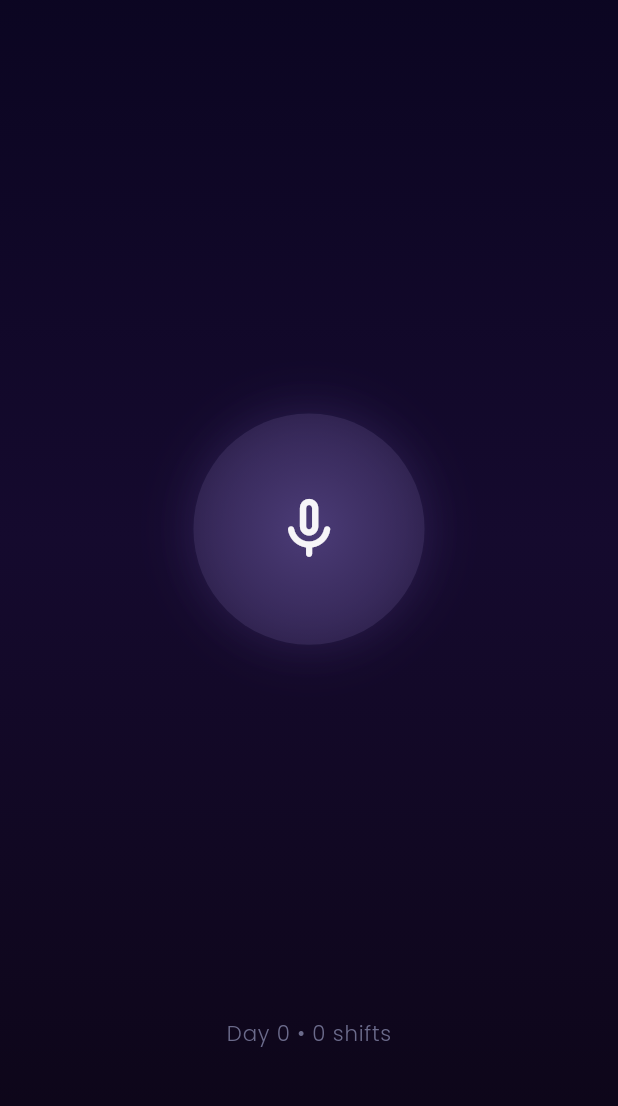
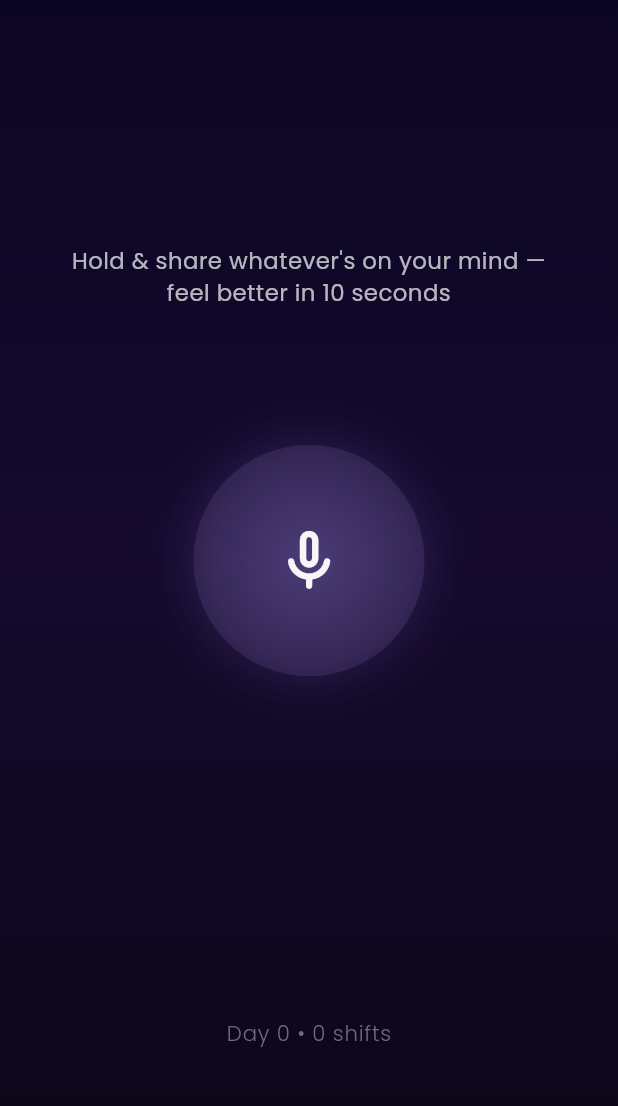
Before and after one commit to punitDT/mood_shift_ai, a Flutter app: the screen it shows after launch, on a phone screen of 412 x 824 dp, the part 81-1187 px from its top. Run offline on Flutter 3.47's test engine with Material 3 defaults, Android fonts, the phone set to English and light mode, and no system bars; our stand-ins replace confetti, firebase_core, firebase_remote_config, flutter_screenutil, flutter_tts, get and 7 more; accounts and stored records are empty; network calls fail; statements that could not run were skipped.

Commit message:
added text for share thoughts

```diff
--- a/lib/app/modules/home/home_view.dart
+++ b/lib/app/modules/home/home_view.dart
@@ -49,11 +49,29 @@ class HomeView extends GetView<HomeController> {
                     // Spacer - creates the 70-80% empty space
                     const Spacer(flex: 3),
 
+                    // Instructional text above mic button
+                    Padding(
+                      padding: EdgeInsets.symmetric(horizontal: 32.w),
+                      child: Text(
+                        'mic_instruction'.tr,
+                        textAlign: TextAlign.center,
+                        style: TextStyle(
+                          fontSize: 15.sp,
+                          color: Colors.white.withOpacity(0.7),
+                          fontWeight: FontWeight.w400,
+                          letterSpacing: 0.3,
+                          height: 1.4,
+                        ),
+                      ),
+                    ),
+
+                    const Spacer(flex: 2),
+
                     // Mic Button (center of screen)
                     _buildPremiumMicButton(),
 
                     // Spacer
-                    const Spacer(flex: 3),
+                    const Spacer(flex: 5),
 
                     // Bottom Stats (very subtle)
                     _buildBottomStats(),
--- a/lib/app/translations/ar_sa.dart
+++ b/lib/app/translations/ar_sa.dart
@@ -2,6 +2,7 @@ const Map<String, String> arSA = {
   'app_name': 'MoodShift AI',
   'loading': 'جاري التحميل...',
   'hold_to_speak': 'اضغط للتحدث',
+  'mic_instruction': 'اضغط وشارك ما يدور في ذهنك — اشعر بتحسن في 10 ثوانٍ',
   'listening': 'يستمع...',
   'processing': 'جاري المعالجة...',
   'speaking': 'الذكاء الاصطناعي يستجيب...',
--- a/lib/app/translations/de_de.dart
+++ b/lib/app/translations/de_de.dart
@@ -2,6 +2,7 @@ const Map<String, String> deDE = {
   'app_name': 'MoodShift AI',
   'loading': 'Wird geladen...',
   'hold_to_speak': 'Halten zum Sprechen',
+  'mic_instruction': 'Halten und teilen Sie, was Ihnen durch den Kopf geht — fühlen Sie sich in 10 Sekunden besser',
   'listening': 'Hört zu...',
   'processing': 'Verarbeitung...',
   'speaking': 'KI antwortet...',
--- a/lib/app/translations/en_us.dart
+++ b/lib/app/translations/en_us.dart
@@ -7,6 +7,7 @@ const Map<String, String> enUS = {
 
   // Home
   'hold_to_speak': 'Hold to Speak',
+  'mic_instruction': 'Hold & share whatever\'s on your mind — feel better in 10 seconds',
   'listening': 'Listening...',
   'processing': 'Processing...',
   'speaking': 'AI is responding...',
--- a/lib/app/translations/es_es.dart
+++ b/lib/app/translations/es_es.dart
@@ -2,6 +2,7 @@ const Map<String, String> esES = {
   'app_name': 'MoodShift AI',
   'loading': 'Cargando...',
   'hold_to_speak': 'Mantén para hablar',
+  'mic_instruction': 'Mantén y comparte lo que piensas — siéntete mejor en 10 segundos',
   'listening': 'Escuchando...',
   'processing': 'Procesando...',
   'speaking': 'IA está respondiendo...',
--- a/lib/app/translations/fr_fr.dart
+++ b/lib/app/translations/fr_fr.dart
@@ -2,6 +2,7 @@ const Map<String, String> frFR = {
   'app_name': 'MoodShift AI',
   'loading': 'Chargement...',
   'hold_to_speak': 'Maintenez pour parler',
+  'mic_instruction': 'Maintenez et partagez ce qui vous passe par la tête — sentez-vous mieux en 10 secondes',
   'listening': 'Écoute...',
   'processing': 'Traitement...',
   'speaking': 'L\'IA répond...',
--- a/lib/app/translations/hi_in.dart
+++ b/lib/app/translations/hi_in.dart
@@ -7,6 +7,7 @@ const Map<String, String> hiIN = {
 
   // Home
   'hold_to_speak': 'बोलने के लिए दबाएं',
+  'mic_instruction': 'दबाएं और अपने मन की बात शेयर करें — 10 सेकंड में बेहतर महसूस करें',
   'listening': 'सुन रहा हूं...',
   'processing': 'प्रोसेस हो रहा है...',
   'speaking': 'AI जवाब दे रहा है...',
--- a/lib/app/translations/ja_jp.dart
+++ b/lib/app/translations/ja_jp.dart
@@ -2,6 +2,7 @@ const Map<String, String> jaJP = {
   'app_name': 'MoodShift AI',
   'loading': '読み込み中...',
   'hold_to_speak': '長押しして話す',
+  'mic_instruction': '長押しして心の中を共有 — 10秒で気分が良くなります',
   'listening': '聞いています...',
   'processing': '処理中...',
   'speaking': 'AIが応答しています...',
--- a/lib/app/translations/zh_cn.dart
+++ b/lib/app/translations/zh_cn.dart
@@ -2,6 +2,7 @@ const Map<String, String> zhCN = {
   'app_name': 'MoodShift AI',
   'loading': '加载中...',
   'hold_to_speak': '按住说话',
+  'mic_instruction': '按住并分享你的想法 — 10秒内感觉更好',
   'listening': '正在聆听...',
   'processing': '处理中...',
   'speaking': 'AI正在回应...',
```
